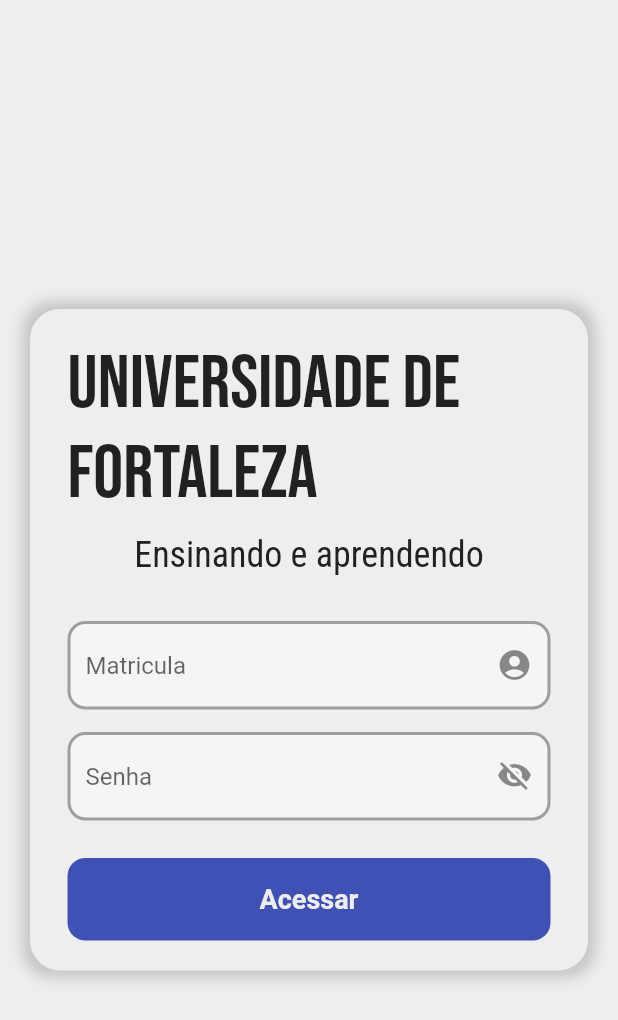
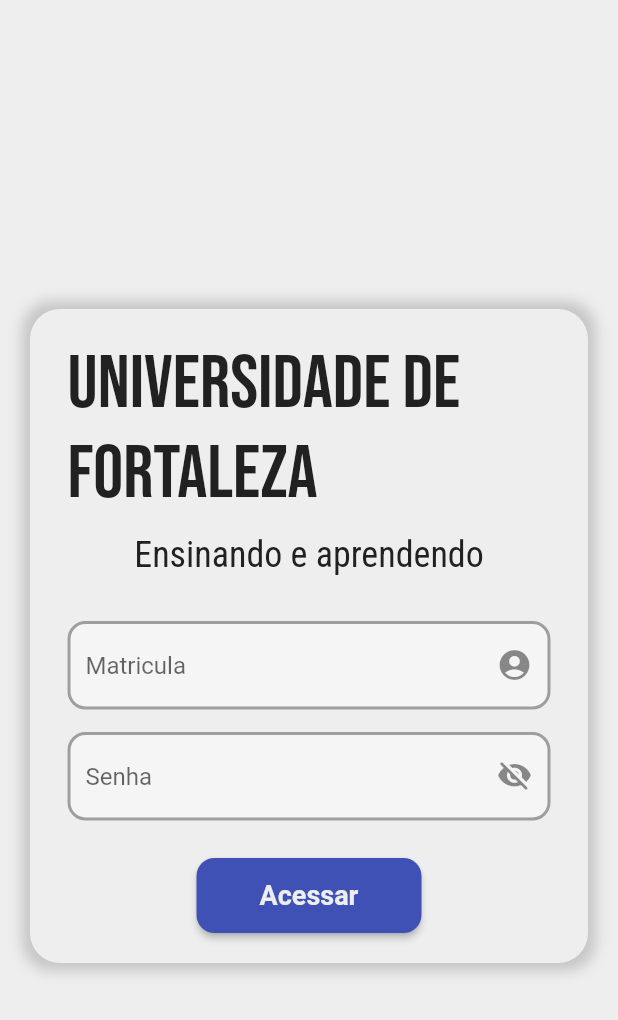
Before and after one commit to Aureli-O/ava_mobile_flutter, a Flutter app: the screen it shows after launch, on a phone screen of 412 x 824 dp. Shown: the top 1020 px of the screen. Run offline on Flutter 3.47's test engine with Material 2 defaults, Android fonts, the phone set to English and light mode, and no system bars; our stand-ins replace google_fonts.

Commit message:
Modificação no botão e criação da navegação

```diff
--- a/lib/pages/login_page.dart
+++ b/lib/pages/login_page.dart
@@ -2,6 +2,7 @@
 
 import 'package:flutter/material.dart';
 import 'package:google_fonts/google_fonts.dart';
+import 'home_page.dart';
 
 class LoginPage extends StatefulWidget {
   const LoginPage({Key? key}) : super(key: key);
@@ -109,28 +110,30 @@
                 //Botão de acesso
                 Padding(
                   padding: const EdgeInsets.symmetric(horizontal: 25.0),
-                  child: GestureDetector(
-                    child: Container(
-                      padding: EdgeInsets.all(17),
-                      decoration: BoxDecoration(
-                        color: Colors.indigo,
+                  child: ElevatedButton(
+                    onPressed: () {
+                      Navigator.push(
+                        context,
+                        MaterialPageRoute(builder: (context) => HomePage()),
+                      );
+                    },
+                    style: ElevatedButton.styleFrom(
+                      backgroundColor: Colors.indigo,
+                      foregroundColor: Colors.grey[200],
+                      fixedSize: Size(150, 50),
+                      textStyle: TextStyle(
+                        fontSize: 18,
+                        fontWeight: FontWeight.bold,
+                      ),
+                      shape: RoundedRectangleBorder(
                         borderRadius: BorderRadius.circular(12),
                       ),
-                      child: Center(
-                        child: Text(
-                          'Acessar',
-                          style: TextStyle(
-                            color: Colors.grey[200],
-                            fontWeight: FontWeight.bold,
-                            fontSize: 18,
-                          ),
-                        ),
-                      ),
                     ),
+                    child: Text("Acessar"),
                   ),
                 ),
+
                 SizedBox(height: 20),
-
               ],
             ),
           ),
```
